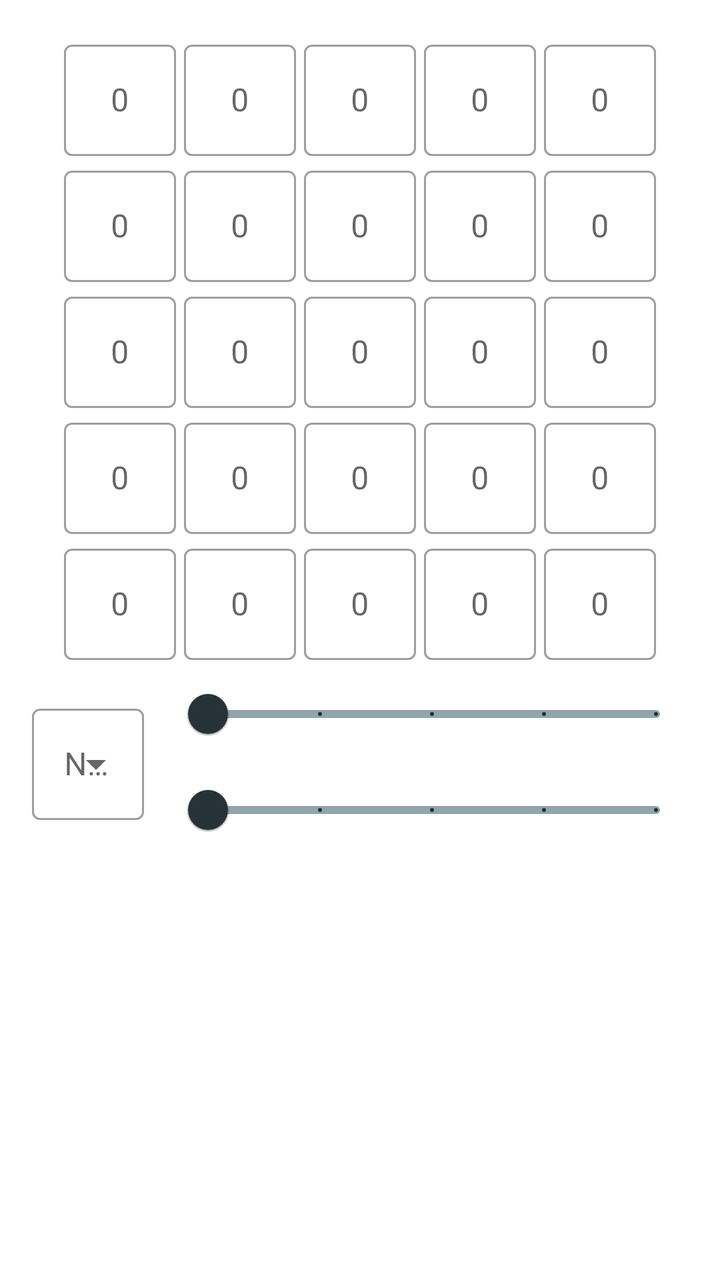
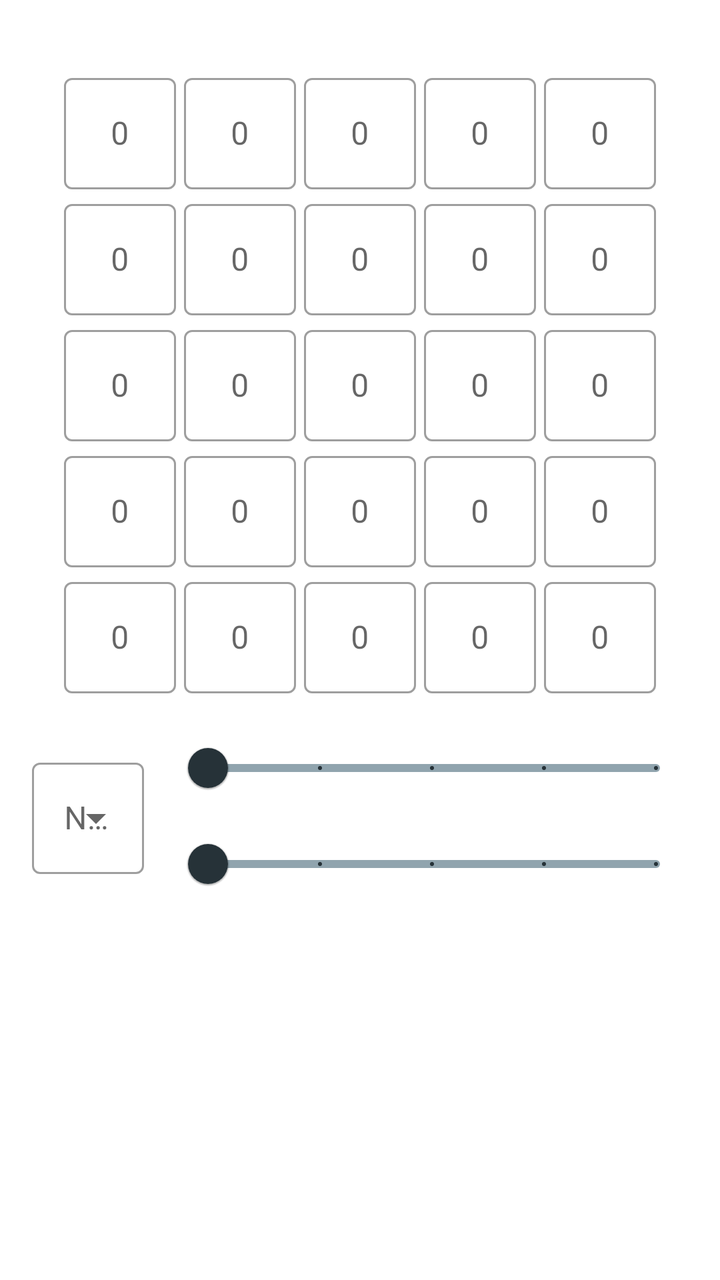

An Android layout rendered at two revisions. The XML below is the earlier revision; the diff shows what the commit changed to produce the second picture.
<!-- AndroidManifest.xml: application theme Theme.Matscape -->
<!-- res/layout/fragment_matrix_edit.xml -->
<?xml version="1.0" encoding="utf-8"?>
<androidx.constraintlayout.widget.ConstraintLayout xmlns:android="http://schemas.android.com/apk/res/android"
    xmlns:app="http://schemas.android.com/apk/res-auto"
    xmlns:tools="http://schemas.android.com/tools"
    android:layout_width="match_parent"
    android:layout_height="match_parent"
    tools:context=".Fragments.MatrixFragments.EditMatrixFragment">

    <HorizontalScrollView
        android:id="@+id/horizontalScrollView"
        android:layout_width="wrap_content"
        android:layout_height="wrap_content"
        android:layout_marginTop="16dp"
        android:scrollbars="none"
        app:layout_constraintBottom_toTopOf="@+id/EditMatrixGuideLine"
        app:layout_constraintEnd_toEndOf="parent"
        app:layout_constraintStart_toStartOf="parent"
        app:layout_constraintTop_toTopOf="parent">

        <LinearLayout
            android:layout_width="wrap_content"
            android:layout_height="wrap_content"
            android:orientation="horizontal">

            <LinearLayout
                style="@style/ChangeMatrixLinearLayouts"
                app:layout_constraintTop_toBottomOf="@+id/imageView">

                <com.google.android.material.textfield.TextInputLayout
                    android:id="@+id/ChangeMatrixLayout11"
                    style="@style/Widget.MaterialComponents.TextInputLayout.OutlinedBox"
                    android:layout_width="wrap_content"
                    android:layout_height="wrap_content"
                    android:gravity="center"
                    android:hint="@string/hint_textInputLayout">

                    <com.google.android.material.textfield.TextInputEditText
                        android:id="@+id/ChangeMatrixField11"
                        style="@style/ChangeMatrixMaterialFields" />

                </com.google.android.material.textfield.TextInputLayout>

                <com.google.android.material.textfield.TextInputLayout
                    android:id="@+id/ChangeMatrixLayout21"
                    style="@style/Widget.MaterialComponents.TextInputLayout.OutlinedBox"
                    android:layout_width="wrap_content"
                    android:layout_height="wrap_content"
                    android:gravity="center"
                    android:hint="@string/hint_textInputLayout">

                    <com.google.android.material.textfield.TextInputEditText
                        android:id="@+id/ChangeMatrixField21"
                        style="@style/ChangeMatrixMaterialFields" />

                </com.google.android.material.textfield.TextInputLayout>

                <com.google.android.material.textfield.TextInputLayout
                    android:id="@+id/ChangeMatrixLayout31"
                    style="@style/Widget.MaterialComponents.TextInputLayout.OutlinedBox"
                    android:layout_width="wrap_content"
                    android:layout_height="wrap_content"
                    android:gravity="center"
                    android:hint="@string/hint_textInputLayout">

                    <com.google.android.material.textfield.TextInputEditText
                        android:id="@+id/ChangeMatrixField31"
                        style="@style/ChangeMatrixMaterialFields" />

                </com.google.android.material.textfield.TextInputLayout>

                <com.google.android.material.textfield.TextInputLayout
                    android:id="@+id/ChangeMatrixLayout41"
                    style="@style/Widget.MaterialComponents.TextInputLayout.OutlinedBox"
                    android:layout_width="wrap_content"
                    android:layout_height="wrap_content"
                    android:gravity="center"
                    android:hint="@string/hint_textInputLayout">

                    <com.google.android.material.textfield.TextInputEditText
                        android:id="@+id/ChangeMatrixField41"
                        style="@style/ChangeMatrixMaterialFields" />

                </com.google.android.material.textfield.TextInputLayout>

                <com.google.android.material.textfield.TextInputLayout
                    android:id="@+id/ChangeMatrixLayout51"
                    style="@style/Widget.MaterialComponents.TextInputLayout.OutlinedBox"
                    android:layout_width="wrap_content"
                    android:layout_height="wrap_content"
                    android:gravity="center"
                    android:hint="@string/hint_textInputLayout">

                    <com.google.android.material.textfield.TextInputEditText
                        android:id="@+id/ChangeMatrixField51"
                        style="@style/ChangeMatrixMaterialFields" />

                </com.google.android.material.textfield.TextInputLayout>

            </LinearLayout>

            <LinearLayout
                style="@style/ChangeMatrixLinearLayouts"
                app:layout_constraintTop_toBottomOf="@+id/imageView">

                <com.google.android.material.textfield.TextInputLayout
                    android:id="@+id/ChangeMatrixLayout12"
                    style="@style/Widget.MaterialComponents.TextInputLayout.OutlinedBox"
                    android:layout_width="wrap_content"
                    android:layout_height="wrap_content"
                    android:gravity="center"
                    android:hint="@string/hint_textInputLayout">

                    <com.google.android.material.textfield.TextInputEditText
                        android:id="@+id/ChangeMatrixField12"
                        style="@style/ChangeMatrixMaterialFields" />

                </com.google.android.material.textfield.TextInputLayout>

                <com.google.android.material.textfield.TextInputLayout
                    android:id="@+id/ChangeMatrixLayout22"
                    style="@style/Widget.MaterialComponents.TextInputLayout.OutlinedBox"
                    android:layout_width="wrap_content"
                    android:layout_height="wrap_content"
                    android:gravity="center"
                    android:hint="@string/hint_textInputLayout">

                    <com.google.android.material.textfield.TextInputEditText
                        android:id="@+id/ChangeMatrixField22"
                        style="@style/ChangeMatrixMaterialFields" />

                </com.google.android.material.textfield.TextInputLayout>

                <com.google.android.material.textfield.TextInputLayout
                    android:id="@+id/ChangeMatrixLayout32"
                    style="@style/Widget.MaterialComponents.TextInputLayout.OutlinedBox"
                    android:layout_width="wrap_content"
                    android:layout_height="wrap_content"
                    android:gravity="center"
                    android:hint="@string/hint_textInputLayout">

                    <com.google.android.material.textfield.TextInputEditText
                        android:id="@+id/ChangeMatrixField32"
                        style="@style/ChangeMatrixMaterialFields" />

                </com.google.android.material.textfield.TextInputLayout>

                <com.google.android.material.textfield.TextInputLayout
                    android:id="@+id/ChangeMatrixLayout42"
                    style="@style/Widget.MaterialComponents.TextInputLayout.OutlinedBox"
                    android:layout_width="wrap_content"
                    android:layout_height="wrap_content"
                    android:gravity="center"
                    android:hint="@string/hint_textInputLayout">

                    <com.google.android.material.textfield.TextInputEditText
                        android:id="@+id/ChangeMatrixField42"
                        style="@style/ChangeMatrixMaterialFields" />

                </com.google.android.material.textfield.TextInputLayout>

                <com.google.android.material.textfield.TextInputLayout
                    android:id="@+id/ChangeMatrixLayout52"
                    style="@style/Widget.MaterialComponents.TextInputLayout.OutlinedBox"
                    android:layout_width="wrap_content"
                    android:layout_height="wrap_content"
                    android:gravity="center"
                    android:hint="@string/hint_textInputLayout">

                    <com.google.android.material.textfield.TextInputEditText
                        android:id="@+id/ChangeMatrixField52"
                        style="@style/ChangeMatrixMaterialFields" />

                </com.google.android.material.textfield.TextInputLayout>

            </LinearLayout>

            <LinearLayout
                style="@style/ChangeMatrixLinearLayouts"
                app:layout_constraintTop_toBottomOf="@+id/imageView">

                <com.google.android.material.textfield.TextInputLayout
                    android:id="@+id/ChangeMatrixLayout13"
                    style="@style/Widget.MaterialComponents.TextInputLayout.OutlinedBox"
                    android:layout_width="wrap_content"
                    android:layout_height="wrap_content"
                    android:gravity="center"
                    android:hint="@string/hint_textInputLayout">

                    <com.google.android.material.textfield.TextInputEditText
                        android:id="@+id/ChangeMatrixField13"
                        style="@style/ChangeMatrixMaterialFields" />

                </com.google.android.material.textfield.TextInputLayout>

                <com.google.android.material.textfield.TextInputLayout
                    android:id="@+id/ChangeMatrixLayout23"
                    style="@style/Widget.MaterialComponents.TextInputLayout.OutlinedBox"
                    android:layout_width="wrap_content"
                    android:layout_height="wrap_content"
                    android:gravity="center"
                    android:hint="@string/hint_textInputLayout">

                    <com.google.android.material.textfield.TextInputEditText
                        android:id="@+id/ChangeMatrixField23"
                        style="@style/ChangeMatrixMaterialFields" />

                </com.google.android.material.textfield.TextInputLayout>

                <com.google.android.material.textfield.TextInputLayout
                    android:id="@+id/ChangeMatrixLayout33"
                    style="@style/Widget.MaterialComponents.TextInputLayout.OutlinedBox"
                    android:layout_width="wrap_content"
                    android:layout_height="wrap_content"
                    android:gravity="center"
                    android:hint="@string/hint_textInputLayout">

                    <com.google.android.material.textfield.TextInputEditText
                        android:id="@+id/ChangeMatrixField33"
                        style="@style/ChangeMatrixMaterialFields" />

                </com.google.android.material.textfield.TextInputLayout>

                <com.google.android.material.textfield.TextInputLayout
                    android:id="@+id/ChangeMatrixLayout43"
                    style="@style/Widget.MaterialComponents.TextInputLayout.OutlinedBox"
                    android:layout_width="wrap_content"
                    android:layout_height="wrap_content"
                    android:gravity="center"
                    android:hint="@string/hint_textInputLayout">

                    <com.google.android.material.textfield.TextInputEditText
                        android:id="@+id/ChangeMatrixField43"
                        style="@style/ChangeMatrixMaterialFields" />

                </com.google.android.material.textfield.TextInputLayout>

                <com.google.android.material.textfield.TextInputLayout
                    android:id="@+id/ChangeMatrixLayout53"
                    style="@style/Widget.MaterialComponents.TextInputLayout.OutlinedBox"
                    android:layout_width="wrap_content"
                    android:layout_height="wrap_content"
                    android:gravity="center"
                    android:hint="@string/hint_textInputLayout">

                    <com.google.android.material.textfield.TextInputEditText
                        android:id="@+id/ChangeMatrixField53"
                        style="@style/ChangeMatrixMaterialFields" />

                </com.google.android.material.textfield.TextInputLayout>

            </LinearLayout>

            <LinearLayout
                style="@style/ChangeMatrixLinearLayouts"
                app:layout_constraintTop_toBottomOf="@+id/imageView">

                <com.google.android.material.textfield.TextInputLayout
                    android:id="@+id/ChangeMatrixLayout14"
                    style="@style/Widget.MaterialComponents.TextInputLayout.OutlinedBox"
                    android:layout_width="wrap_content"
                    android:layout_height="wrap_content"
                    android:gravity="center"
                    android:hint="@string/hint_textInputLayout">

                    <com.google.android.material.textfield.TextInputEditText
                        android:id="@+id/ChangeMatrixField14"
                        style="@style/ChangeMatrixMaterialFields" />

                </com.google.android.material.textfield.TextInputLayout>

                <com.google.android.material.textfield.TextInputLayout
                    android:id="@+id/ChangeMatrixLayout24"
                    style="@style/Widget.MaterialComponents.TextInputLayout.OutlinedBox"
                    android:layout_width="wrap_content"
                    android:layout_height="wrap_content"
                    android:gravity="center"
                    android:hint="@string/hint_textInputLayout">

                    <com.google.android.material.textfield.TextInputEditText
                        android:id="@+id/ChangeMatrixField24"
                        style="@style/ChangeMatrixMaterialFields" />

                </com.google.android.material.textfield.TextInputLayout>

                <com.google.android.material.textfield.TextInputLayout
                    android:id="@+id/ChangeMatrixLayout34"
                    style="@style/Widget.MaterialComponents.TextInputLayout.OutlinedBox"
                    android:layout_width="wrap_content"
                    android:layout_height="wrap_content"
                    android:gravity="center"
                    android:hint="@string/hint_textInputLayout">

                    <com.google.android.material.textfield.TextInputEditText
                        android:id="@+id/ChangeMatrixField34"
                        style="@style/ChangeMatrixMaterialFields" />

                </com.google.android.material.textfield.TextInputLayout>

                <com.google.android.material.textfield.TextInputLayout
                    android:id="@+id/ChangeMatrixLayout44"
                    style="@style/Widget.MaterialComponents.TextInputLayout.OutlinedBox"
                    android:layout_width="wrap_content"
                    android:layout_height="wrap_content"
                    android:gravity="center"
                    android:hint="@string/hint_textInputLayout">

                    <com.google.android.material.textfield.TextInputEditText
                        android:id="@+id/ChangeMatrixField44"
                        style="@style/ChangeMatrixMaterialFields" />

                </com.google.android.material.textfield.TextInputLayout>

                <com.google.android.material.textfield.TextInputLayout
                    android:id="@+id/ChangeMatrixLayout54"
                    style="@style/Widget.MaterialComponents.TextInputLayout.OutlinedBox"
                    android:layout_width="wrap_content"
                    android:layout_height="wrap_content"
                    android:gravity="center"
                    android:hint="@string/hint_textInputLayout">

                    <com.google.android.material.textfield.TextInputEditText
                        android:id="@+id/ChangeMatrixField54"
                        style="@style/ChangeMatrixMaterialFields" />

                </com.google.android.material.textfield.TextInputLayout>

            </LinearLayout>

            <LinearLayout
                style="@style/ChangeMatrixLinearLayouts"
                app:layout_constraintTop_toBottomOf="@+id/imageView">

                <com.google.android.material.textfield.TextInputLayout
                    android:id="@+id/ChangeMatrixLayout15"
                    style="@style/Widget.MaterialComponents.TextInputLayout.OutlinedBox"
                    android:layout_width="wrap_content"
                    android:layout_height="wrap_content"
                    android:gravity="center"
                    android:hint="@string/hint_textInputLayout">

                    <com.google.android.material.textfield.TextInputEditText
                        android:id="@+id/ChangeMatrixField15"
                        style="@style/ChangeMatrixMaterialFields" />

                </com.google.android.material.textfield.TextInputLayout>

                <com.google.android.material.textfield.TextInputLayout
                    android:id="@+id/ChangeMatrixLayout25"
                    style="@style/Widget.MaterialComponents.TextInputLayout.OutlinedBox"
                    android:layout_width="wrap_content"
                    android:layout_height="wrap_content"
                    android:gravity="center"
                    android:hint="@string/hint_textInputLayout">

                    <com.google.android.material.textfield.TextInputEditText
                        android:id="@+id/ChangeMatrixField25"
                        style="@style/ChangeMatrixMaterialFields" />

                </com.google.android.material.textfield.TextInputLayout>

                <com.google.android.material.textfield.TextInputLayout
                    android:id="@+id/ChangeMatrixLayout35"
                    style="@style/Widget.MaterialComponents.TextInputLayout.OutlinedBox"
                    android:layout_width="wrap_content"
                    android:layout_height="wrap_content"
                    android:gravity="center"
                    android:hint="@string/hint_textInputLayout">

                    <com.google.android.material.textfield.TextInputEditText
                        android:id="@+id/ChangeMatrixField35"
                        style="@style/ChangeMatrixMaterialFields" />

                </com.google.android.material.textfield.TextInputLayout>

                <com.google.android.material.textfield.TextInputLayout
                    android:id="@+id/ChangeMatrixLayout45"
                    style="@style/Widget.MaterialComponents.TextInputLayout.OutlinedBox"
                    android:layout_width="wrap_content"
                    android:layout_height="wrap_content"
                    android:gravity="center"
                    android:hint="@string/hint_textInputLayout">

                    <com.google.android.material.textfield.TextInputEditText
                        android:id="@+id/ChangeMatrixField45"
                        style="@style/ChangeMatrixMaterialFields" />

                </com.google.android.material.textfield.TextInputLayout>

                <com.google.android.material.textfield.TextInputLayout
                    android:id="@+id/ChangeMatrixLayout55"
                    style="@style/Widget.MaterialComponents.TextInputLayout.OutlinedBox"
                    android:layout_width="wrap_content"
                    android:layout_height="wrap_content"
                    android:gravity="center"
                    android:hint="@string/hint_textInputLayout">

                    <com.google.android.material.textfield.TextInputEditText
                        android:id="@+id/ChangeMatrixField55"
                        style="@style/ChangeMatrixMaterialFields" />

                </com.google.android.material.textfield.TextInputLayout>

            </LinearLayout>

        </LinearLayout>
    </HorizontalScrollView>

    <androidx.constraintlayout.widget.Guideline
        android:id="@+id/EditMatrixGuideLine"
        android:layout_width="wrap_content"
        android:layout_height="wrap_content"
        android:orientation="horizontal"
        app:layout_constraintGuide_begin="333dp" />

    <com.google.android.material.textfield.TextInputLayout

        android:id="@+id/textInputLayout"
        style="@style/Widget.MaterialComponents.TextInputLayout.OutlinedBox.ExposedDropdownMenu"
        android:layout_width="wrap_content"
        android:layout_height="wrap_content"
        android:layout_marginStart="16dp"
        android:layout_marginTop="16dp"
        android:hint="@string/hint_spinner"
        android:orientation="horizontal"
        app:layout_constraintStart_toStartOf="parent"
        app:layout_constraintTop_toBottomOf="@+id/EditMatrixGuideLine">

        <AutoCompleteTextView
            android:id="@+id/MatrixNamesSpinner"
            android:layout_width="match_parent"
            android:layout_height="wrap_content"
            android:inputType="none"
            tools:ignore="LabelFor" />

    </com.google.android.material.textfield.TextInputLayout>

    <com.google.android.material.slider.Slider
        android:id="@+id/EditMatrixRowsSlider"
        style="@style/MatrixDimensionsSliders"
        app:layout_constraintEnd_toEndOf="parent"
        app:layout_constraintStart_toEndOf="@+id/textInputLayout"
        app:layout_constraintTop_toTopOf="@+id/EditMatrixGuideLine" />


    <com.google.android.material.slider.Slider
        android:id="@+id/EditMatrixColumnsSlider"
        style="@style/MatrixDimensionsSliders"
        app:layout_constraintEnd_toEndOf="parent"
        app:layout_constraintStart_toEndOf="@+id/textInputLayout"
        app:layout_constraintTop_toBottomOf="@+id/EditMatrixRowsSlider" />


    <androidx.cardview.widget.CardView
        android:id="@+id/EditNumpadCardView"
        android:layout_width="match_parent"
        android:layout_height="wrap_content"
        android:layout_margin="5dp"
        app:layout_constraintBottom_toBottomOf="parent"
        app:layout_constraintEnd_toEndOf="parent"
        app:layout_constraintStart_toStartOf="parent">

    </androidx.cardview.widget.CardView>


</androidx.constraintlayout.widget.ConstraintLayout>
<!-- resources referenced by this layout -->
<resources>
  <string name="hint_spinner">Name</string>
  <string name="hint_textInputLayout">0</string>
  <style name="ChangeMatrixLinearLayouts">
          <item name="android:layout_width">wrap_content</item>
          <item name="android:layout_height">wrap_content</item>
          <item name="android:orientation">vertical</item>
          <item name="android:gravity">center</item>
      </style>
  
      //for ChangeMatrix Matrix Fields
  <style name="ChangeMatrixMaterialFields">
          <item name="android:layout_width">wrap_content</item>
          <item name="android:layout_height">wrap_content</item>
          <item name="android:layout_margin">2dp</item>
          <item name="android:inputType">numberSigned</item>
          <item name="android:gravity">center</item>
      </style>
  
      //for EditMatrixFragment Keypad Material buttons
  <style name="MatrixDimensionsSliders">
          <item name="android:layout_width">0dp</item>
          <item name="android:layout_height">0dp</item>
          <item name="android:stepSize">1</item>
          <item name="android:valueFrom">1</item>
          <item name="android:valueTo">5</item>
          <item name="android:layout_marginEnd">16dp</item>
          <item name="android:layout_marginStart">16dp</item>
          <item name="haloColor">@color/blue_black</item>
          <item name="thumbColor">@color/blue_black</item>
          <item name="trackColorActive">@color/blue_black</item>
          <item name="trackColorInactive">@color/light_blue_black</item>
          <item name="tickColor">@color/blue_black</item>
      </style>
  
      //for Settings Default Matrix Preview Bullets
  <style name="Theme.Matscape" parent="Theme.MaterialComponents.DayNight.NoActionBar">
          
          <item name="colorPrimary">@color/purple_500</item>
          <item name="colorPrimaryVariant">@color/purple_700</item>
          <item name="colorOnPrimary">@color/white</item>
          
          <item name="colorSecondary">@color/teal_200</item>
          <item name="colorSecondaryVariant">@color/teal_700</item>
          <item name="colorOnSecondary">@color/black</item>
          
          <item name="android:statusBarColor" tools:targetApi="l">?attr/colorPrimaryVariant</item>
          
      </style>
  <color name="blue_black">#263238</color>
  <color name="light_blue_black">#90A4AE</color>
  <color name="purple_500">#FF6200EE</color>
  <color name="purple_700">#FF3700B3</color>
  <color name="white">#FFFFFFFF</color>
  <color name="teal_200">#FF03DAC5</color>
  <color name="teal_700">#FF018786</color>
  <color name="black">#FF000000</color>
</resources>

<!-- the commit's change to res/layout/fragment_matrix_edit.xml (unified diff, before → after) -->
@@ -10,7 +10,7 @@
         android:id="@+id/horizontalScrollView"
         android:layout_width="wrap_content"
         android:layout_height="wrap_content"
-        android:layout_marginTop="16dp"
+        android:layout_marginTop="22dp"
         android:scrollbars="none"
         app:layout_constraintBottom_toTopOf="@+id/EditMatrixGuideLine"
         app:layout_constraintEnd_toEndOf="parent"
@@ -410,7 +410,7 @@
         android:layout_width="wrap_content"
         android:layout_height="wrap_content"
         android:orientation="horizontal"
-        app:layout_constraintGuide_begin="333dp" />
+        app:layout_constraintGuide_begin="360dp" />
 
     <com.google.android.material.textfield.TextInputLayout
 
@@ -455,6 +455,7 @@
         android:layout_width="match_parent"
         android:layout_height="wrap_content"
         android:layout_margin="5dp"
+        android:visibility="gone"
         app:layout_constraintBottom_toBottomOf="parent"
         app:layout_constraintEnd_toEndOf="parent"
         app:layout_constraintStart_toStartOf="parent">
